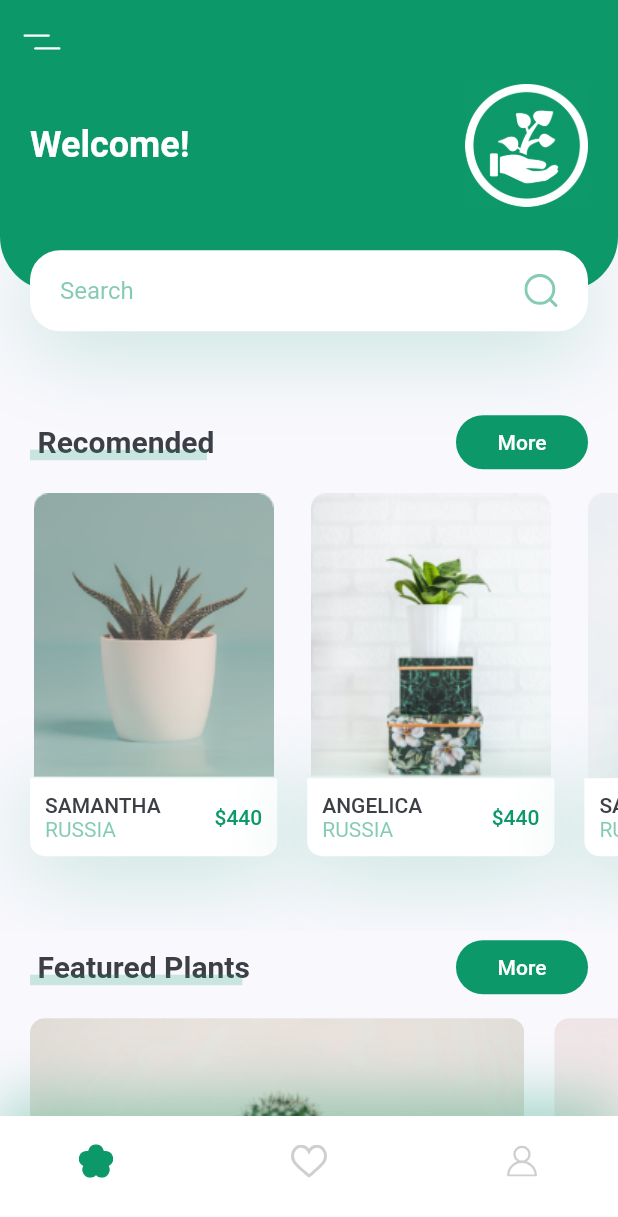
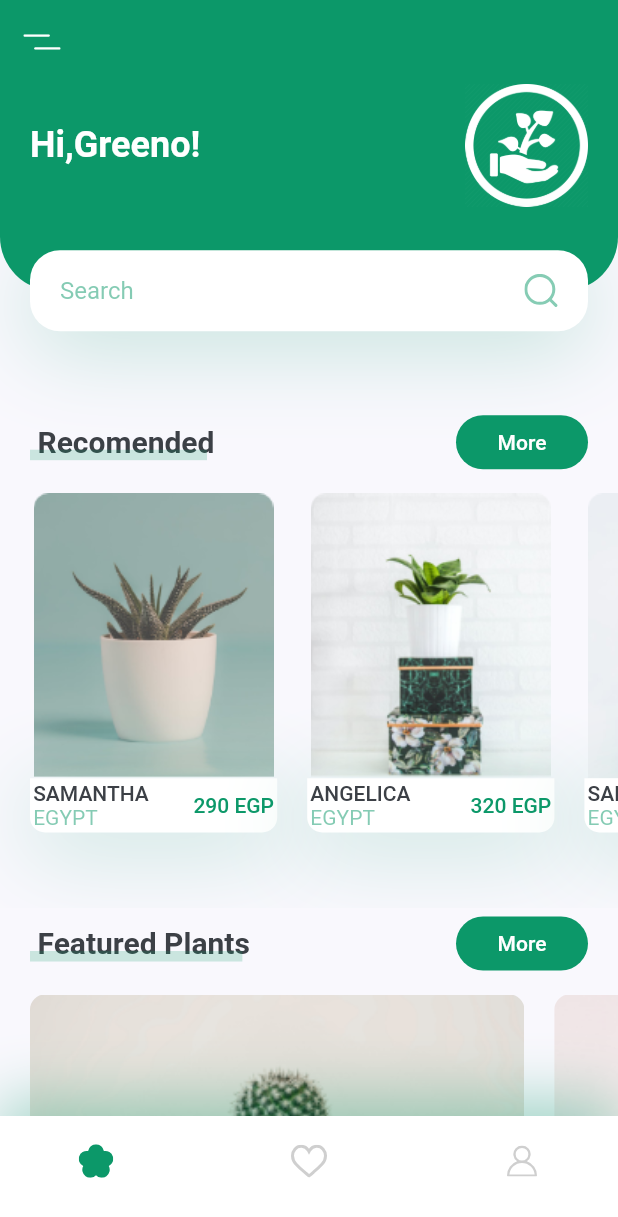
Before and after one commit to Hebaahmedmosad/Greeno_App, a Flutter app: the screen it shows after launch, on a phone screen of 412 x 824 dp. Shown: the top 1217 px of the screen. Run offline on Flutter 3.47's test engine with Material 2 defaults, Android fonts, the phone set to English and light mode, and no system bars; our stand-ins replace flutter_svg.

```diff
--- a/lib/screens/details/components/body.dart
+++ b/lib/screens/details/components/body.dart
@@ -12,7 +12,7 @@ class Body extends StatelessWidget {
       child: Column(
         children: <Widget>[
           ImageAndIcons(size: size),
-          TitleAndPrice(title: "Angelica", country: "Russia", price: 440),
+          TitleAndPrice(title: "Angelica", country: "Egypt", price: 320),
           SizedBox(height: kDefaultPadding),
           Row(
             children: <Widget>[
--- a/lib/screens/details/components/title_and_price.dart
+++ b/lib/screens/details/components/title_and_price.dart
@@ -42,7 +42,7 @@ class TitleAndPrice extends StatelessWidget {
           ),
           Spacer(),
           Text(
-            "\$$price",
+            "$price EGP",
             style: Theme.of(context)
                 .textTheme
                 .headline5
--- a/lib/screens/home/components/header_with_seachbox.dart
+++ b/lib/screens/home/components/header_with_seachbox.dart
@@ -36,7 +36,7 @@ class HeaderWithSearchBox extends StatelessWidget {
             child: Row(
               children: <Widget>[
                 Text(
-                  'Welcome!',
+                  'Hi,Greeno!',
                   style: Theme.of(context).textTheme.headline5.copyWith(
                       color: Colors.white, fontWeight: FontWeight.bold),
                 ),
--- a/lib/screens/home/components/recomend_plants.dart
+++ b/lib/screens/home/components/recomend_plants.dart
@@ -17,8 +17,8 @@ class RecomendsPlants extends StatelessWidget {
           RecomendPlantCard(
             image: "assets/images/image_1.png",
             title: "Samantha",
-            country: "Russia",
-            price: 440,
+            country: "Egypt",
+            price: 290,
             press: () {
               Navigator.push(
                 context,
@@ -31,8 +31,8 @@ class RecomendsPlants extends StatelessWidget {
           RecomendPlantCard(
             image: "assets/images/image_2.png",
             title: "Angelica",
-            country: "Russia",
-            price: 440,
+            country: "Egypt",
+            price: 320,
             press: () {
               Navigator.push(
                 context,
@@ -45,8 +45,8 @@ class RecomendsPlants extends StatelessWidget {
           RecomendPlantCard(
             image: "assets/images/image_3.png",
             title: "Samantha",
-            country: "Russia",
-            price: 440,
+            country: "Egypt",
+            price: 300,
             press: () {},
           ),
         ],
@@ -85,7 +85,7 @@ class RecomendPlantCard extends StatelessWidget {
           GestureDetector(
             onTap: press,
             child: Container(
-              padding: EdgeInsets.all(kDefaultPadding / 2),
+              padding: EdgeInsets.all(kDefaultPadding /9.5),
               decoration: BoxDecoration(
                 color: Colors.white,
                 borderRadius: BorderRadius.only(
@@ -119,7 +119,7 @@ class RecomendPlantCard extends StatelessWidget {
                   ),
                   Spacer(),
                   Text(
-                    '\$$price',
+                    '$price EGP',
                     style: Theme.of(context)
                         .textTheme
                         .button
--- a/pubspec.yaml
+++ b/pubspec.yaml
@@ -24,9 +24,12 @@ dependencies:
   flutter:
     sdk: flutter
 
+
   # The following adds the Cupertino Icons font to your application.
   # Use with the CupertinoIcons class for iOS style icons.
   cupertino_icons: ^0.1.3
+  firebase_auth: ^3.0.2
+  cloud_firestore: ^2.5.0
   flutter_svg: ^0.19.1 #it helps us to use SVG
 
 dev_dependencies:
```
Also changed, not shown: pubspec.lock, 3 other files.
